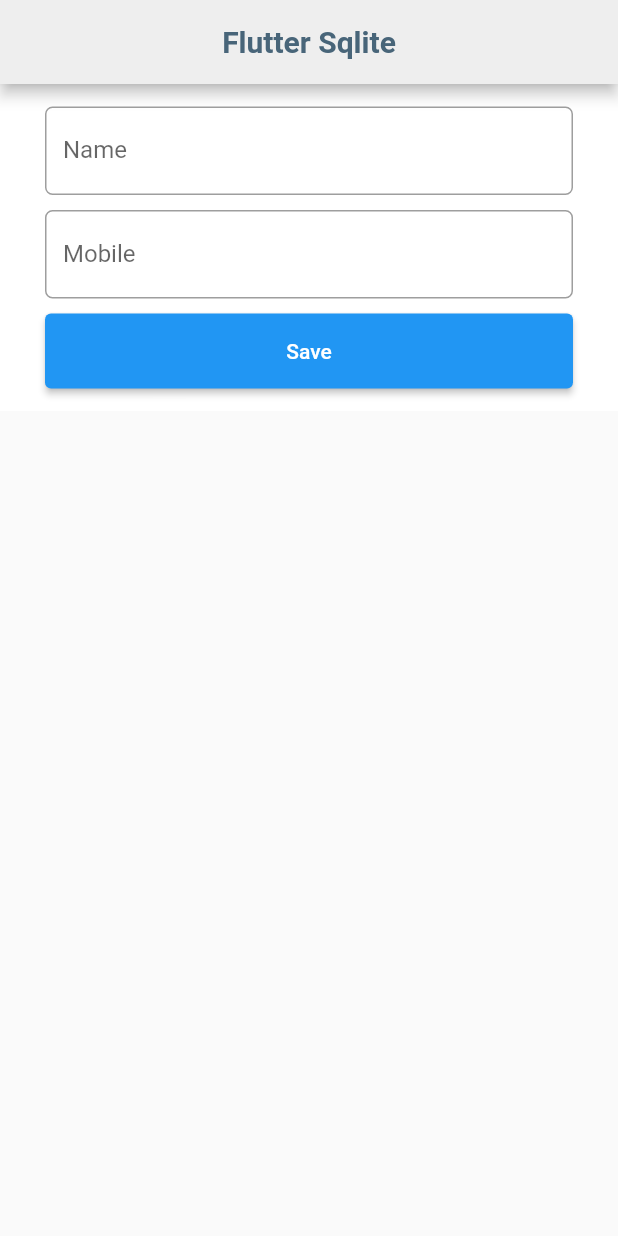
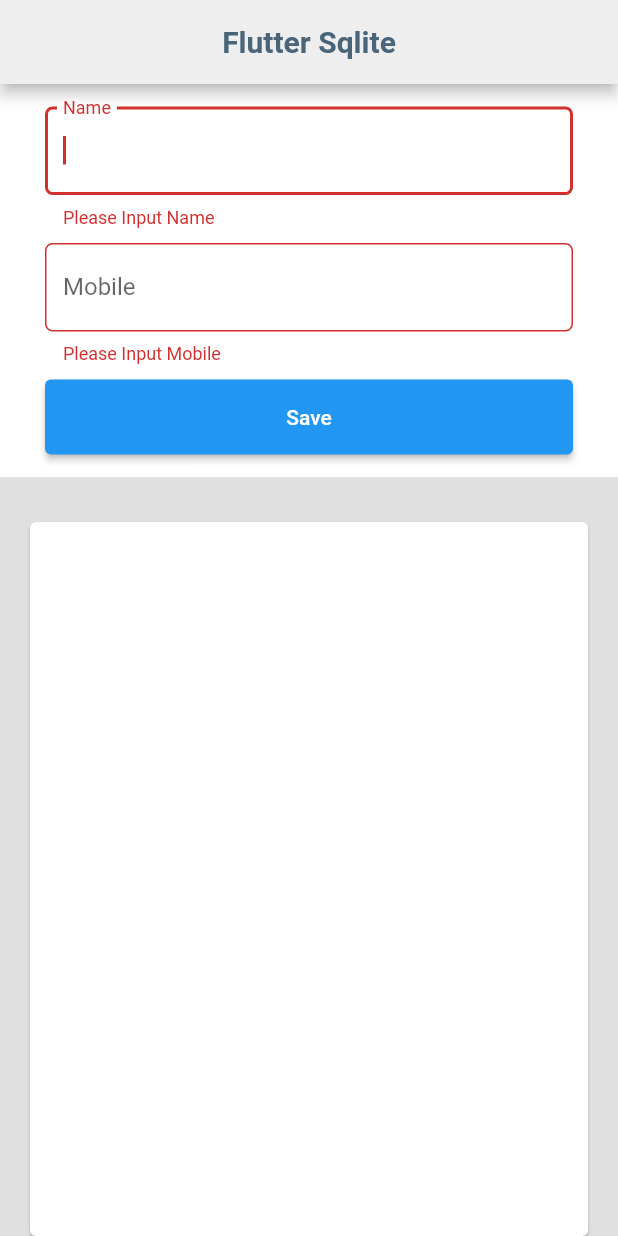
Before and after one commit to ahmer-najam/flut_sqlite, a Flutter app: the screen it shows after launch, after a tap on "Save", on a phone screen of 412 x 824 dp. Run offline on Flutter 3.47's test engine with Material 2 defaults, Android fonts, the light colour scheme and no system bars; our stand-ins replace sqflite; accounts and stored records are empty.

Commit message:
2021.06.27.001

```diff
--- a/lib/main.dart
+++ b/lib/main.dart
@@ -1,3 +1,5 @@
+import 'package:flut_sqlite/models/contact.dart';
+import 'package:flut_sqlite/utils/database_helper.dart';
 import 'package:flutter/material.dart';
 
 const darkBlueColor = Color(0xff486579);
@@ -21,18 +23,29 @@ class MyApp extends StatelessWidget {
 }
 
 class MyHomePage extends StatefulWidget {
-  MyHomePage({Key? key}) : super(key: key);
-
   @override
   _MyHomePageState createState() => _MyHomePageState();
 }
 
 class _MyHomePageState extends State<MyHomePage> {
   final _formKey = GlobalKey<FormState>();
+  Contact _contact = Contact(id: '', name: '', mobile: '');
+  List<Contact> _contactList = [];
+  final _nameController = TextEditingController();
+  final _mobileController = TextEditingController();
+  DatabaseHelper _databaseHelper;
+
+  @override
+  void initState() {
+    super.initState();
+    _databaseHelper = DatabaseHelper.instance;
+    _refreshContactList();
+  }
 
   @override
   Widget build(BuildContext context) {
     return Scaffold(
+      backgroundColor: Colors.grey[300],
       appBar: AppBar(
         backgroundColor: Colors.grey[200],
         title: Center(
@@ -45,6 +58,7 @@ class _MyHomePageState extends State<MyHomePage> {
         child: Column(
           children: [
             _form(),
+            _list(),
           ],
         ),
       ),
@@ -59,20 +73,39 @@ class _MyHomePageState extends State<MyHomePage> {
           child: Column(
             children: [
               TextFormField(
+                onSaved: (val) {
+                  setState(() {
+                    _contact.name = val;
+                  });
+                },
                 decoration: InputDecoration(
                     labelText: "Name",
                     border: OutlineInputBorder(
                         borderRadius: BorderRadius.circular(5))),
+                validator: (val) => (val.length == 0 || val.isEmpty
+                    ? 'Please Input Name'
+                    : null),
+                controller: _nameController,
+                autofocus: true,
               ),
               SizedBox(
                 height: 10,
               ),
               TextFormField(
+                onSaved: (val) {
+                  setState(() {
+                    _contact.mobile = val;
+                  });
+                },
                 keyboardType: TextInputType.phone,
                 decoration: InputDecoration(
                     labelText: "Mobile",
                     border: OutlineInputBorder(
                         borderRadius: BorderRadius.circular(5))),
+                validator: (val) => (val.length == 0 || val.isEmpty
+                    ? 'Please Input Mobile'
+                    : null),
+                controller: _mobileController,
               ),
               SizedBox(
                 height: 10,
@@ -80,9 +113,71 @@ class _MyHomePageState extends State<MyHomePage> {
               SizedBox(
                   height: 50,
                   width: double.infinity,
-                  child: ElevatedButton(onPressed: () {}, child: Text("Save")))
+                  child: ElevatedButton(
+                      onPressed: () {
+                        onSubmit();
+                      },
+                      child: Text("Save")))
             ],
           ),
         ),
       );
+
+  _list() => Expanded(
+        child: Card(
+          color: Colors.white,
+          margin: EdgeInsets.fromLTRB(20, 30, 20, 0),
+          child: ListView.builder(
+              padding: EdgeInsets.all(10),
+              itemCount: _contactList.length,
+              itemBuilder: (context, index) {
+                return Column(
+                  children: [
+                    ListTile(
+                      leading: Icon(
+                        Icons.account_circle,
+                        color: darkBlueColor,
+                        size: 40,
+                      ),
+                      title: Text(
+                        _contactList[index].name.toUpperCase(),
+                        style: TextStyle(
+                            fontSize: 20, fontWeight: FontWeight.bold),
+                      ),
+                      subtitle: Text(
+                        _contactList[index].mobile,
+                        style: TextStyle(
+                            fontSize: 16, fontWeight: FontWeight.w500),
+                      ),
+                    ),
+                    Divider(
+                      height: 5,
+                    )
+                  ],
+                );
+              }),
+        ),
+      );
+
+  onSubmit() async {
+    var form = _formKey.currentState;
+
+    if (form.validate()) {
+      form.save();
+      await _databaseHelper.insertContact(_contact);
+      // _contactList.add(Contact(
+      //     id: _contact.id, name: _contact.name, mobile: _contact.mobile));
+      form.reset();
+      _refreshContactList();
+      // form.reset();
+      print(_contact.mobile);
+    }
+  }
+
+  _refreshContactList() async {
+    List<Contact> x = await _databaseHelper.getContact();
+    setState(() {
+      _contactList = x;
+    });
+  }
 }
--- a/lib/models/contact.dart
+++ b/lib/models/contact.dart
@@ -1,7 +1,33 @@
+import 'package:flutter/foundation.dart';
+import 'package:uuid/uuid.dart';
+
 class Contact {
-  int id;
-  String name;
-  String mobile;
+  static const tblContact = 'contacts';
+  static const colId = 'id';
+  static const colName = 'name';
+  static const colMobile = 'mobile';
 
-  Contact({required this.id, required this.name, required this.mobile});
+  String id = '';
+  String name = "";
+  String mobile = "";
+
+  Contact({@required this.id, @required this.name, @required this.mobile});
+
+  Map<String, dynamic> toMap() {
+    if (id == null || id.isEmpty || id == "") {
+      var uuid = new Uuid();
+      id = uuid.v1();
+    }
+
+    var map = <String, dynamic>{colId: id, colName: name, colMobile: mobile};
+
+    // if (id != null) map[colId] = id;
+    return map;
+  }
+
+  Contact.fromMap(Map<dynamic, dynamic> map) {
+    id = map[colId];
+    name = map[colName];
+    mobile = map[colMobile];
+  }
 }
--- /dev/null
+++ b/lib/utils/database_helper.dart
@@ -0,0 +1,82 @@
+import 'dart:io';
+import 'package:path_provider/path_provider.dart';
+import 'package:sqflite/sqflite.dart';
+import 'package:path/path.dart';
+import '../models/contact.dart';
+
+class DatabaseHelper {
+  static const _databaseName = "ContactData.db";
+  static const _databaseVersion = 5;
+
+  static final DatabaseHelper instance = DatabaseHelper._();
+  //single ton class
+  DatabaseHelper._();
+
+  static Database _database;
+  Future<Database> get database async {
+    if (_database != null) return _database;
+
+    return _database = await _initDatabase();
+  }
+
+  _initDatabase() async {
+    Directory _directory = await getApplicationDocumentsDirectory();
+    String dbPath = join(_directory.path, _databaseName);
+    return await openDatabase(dbPath,
+        version: _databaseVersion,
+        onCreate: _onCreateDb,
+        onUpgrade: _onUpgrade);
+  }
+
+  _onCreateDb(Database db, int version) async {
+    await db.execute('''
+      CREATE TABLE ${Contact.tblContact}(
+        ${Contact.colId} TEXT PRIMARY KEY,
+        ${Contact.colName} TEXT NOT NULL,
+        ${Contact.colMobile} TEXT NOT NULL
+      )
+    ''');
+    // UPGRADE DATABASE TABLES
+  }
+
+  _onUpgrade(Database db, int oldVersion, int newVersion) async {
+    if (newVersion > oldVersion) {
+      db.execute("DROP TABLE ${Contact.tblContact}");
+      db.execute('''
+          CREATE TABLE ${Contact.tblContact}(
+        ${Contact.colId} TEXT PRIMARY KEY,
+        ${Contact.colName} TEXT NOT NULL,
+        ${Contact.colMobile} TEXT NOT NULL)
+      ''');
+    }
+
+    // await db.execute('''DROP TABLE IF EXISTS ${Contact.tblContact}''');
+    // await db.execute('''
+    //   CREATE TABLE ${Contact.tblContact}(
+    //     ${Contact.colId} TEXT PRIMARY KEY,
+    //     ${Contact.colName} TEXT NOT NULL,
+    //     ${Contact.colMobile} TEXT NOT NULL
+    //   )
+    // ''');
+  }
+
+  Future<int> insertContact(Contact contact) async {
+    Database db = await database;
+    return await db.insert(Contact.tblContact, contact.toMap());
+  }
+
+  Future<int> getNewId() async {
+    Database db = await database;
+    List<Map> list =
+        await db.rawQuery("SELECT MAX(id) FROM ${Contact.tblContact}");
+    return int.parse(list[0][0]);
+  }
+
+  Future<List<Contact>> getContact() async {
+    Database db = await database;
+    List<Map> contacts = await db.query(Contact.tblContact);
+    return contacts.length == 0
+        ? []
+        : contacts.map((e) => Contact.fromMap(e)).toList();
+  }
+}
```
Also changed, not shown: pubspec.yaml (+8 -5 lines), pubspec.lock, 1 other file.
